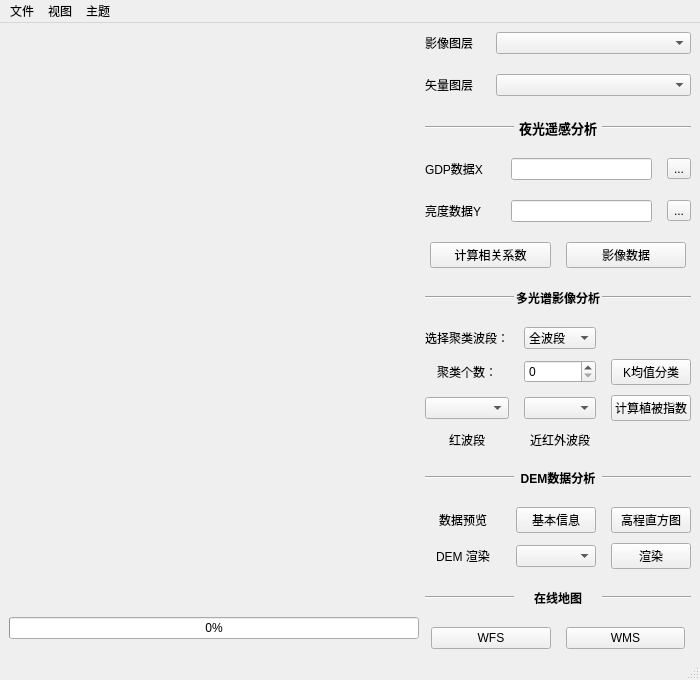
FireboyWatergirls/RasterAnalysis, file ui/mapView.ui: the form before one commit.
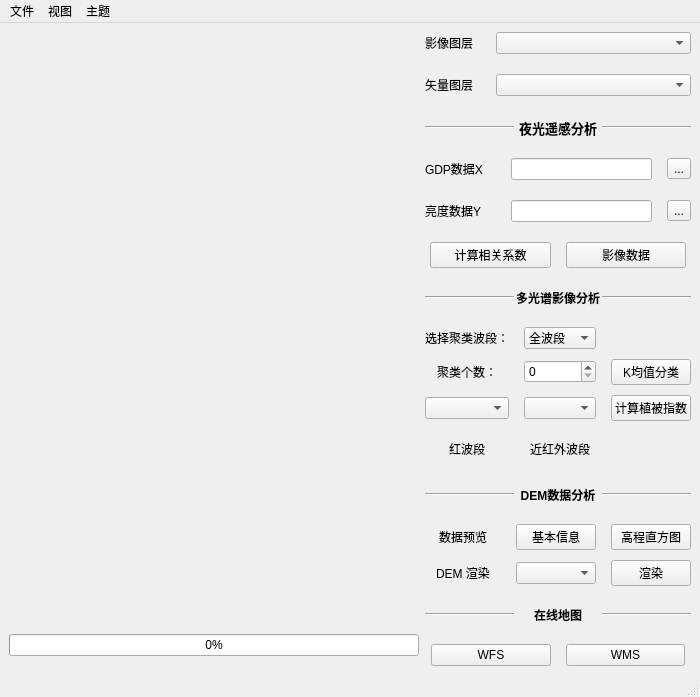
The form after the commit.

The edit to the form file:
```diff
--- a/ui/mapView.ui
+++ b/ui/mapView.ui
@@ -7,7 +7,7 @@
     <x>0</x>
     <y>0</y>
     <width>700</width>
-    <height>605</height>
+    <height>697</height>
    </rect>
   </property>
   <property name="windowTitle">
```
Left out of the diff: 20 changed lines with no effect on the pictures.
